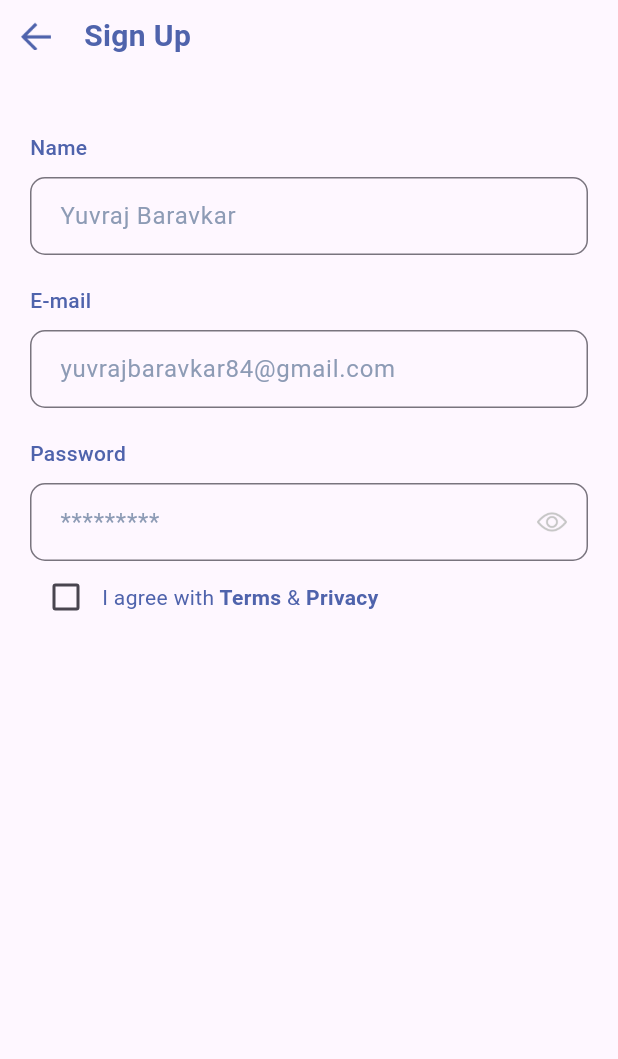
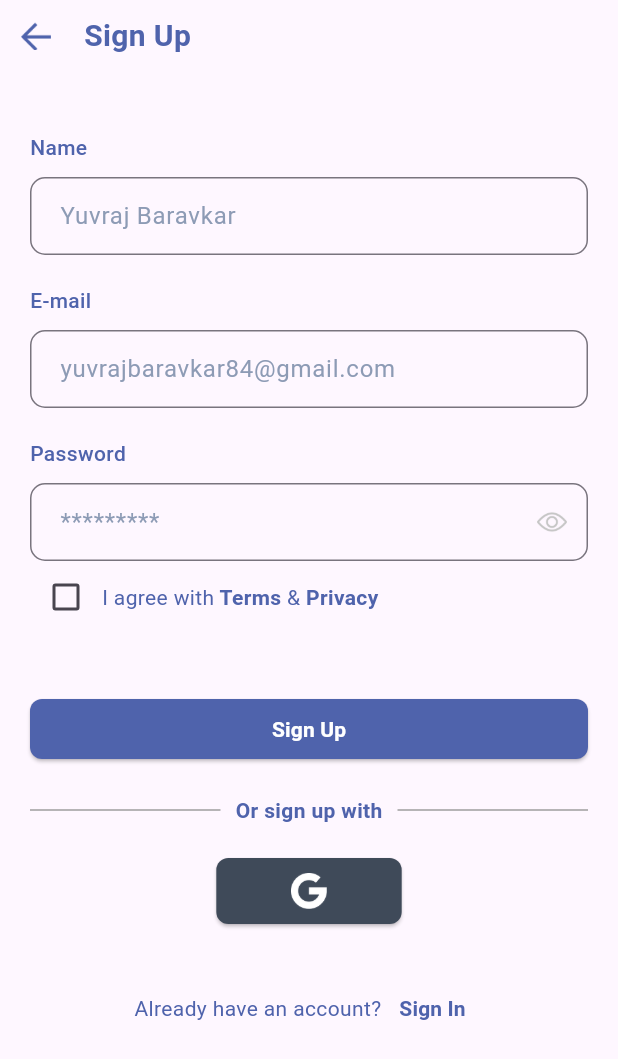
Before and after one commit to yuvraj8411/flutter_listicle, a Flutter app: the screen it shows after launch, after a tap on "Sign Up", on a phone screen of 412 x 824 dp. Shown: the top 1059 px of the screen. Run offline on Flutter 3.47's test engine with Material 3 defaults, Android fonts, the phone set to English and light mode, and no system bars.

Commit message:
#Implementation of Sign Up screen done

```diff
--- a/lib/component/custom_button.dart
+++ b/lib/component/custom_button.dart
@@ -4,32 +4,50 @@ import 'package:listicle/utilities/constant.dart';
 class CustomButton extends StatelessWidget {
   final String text;
   final VoidCallback onPressed;
+  final bool? showButtonTitle;
+  final Color? backgroundColor;
 
   const CustomButton({
     Key? key,
     required this.text,
     required this.onPressed,
+    this.showButtonTitle = true,
+    this.backgroundColor = AppColors.blue,
   }) : super(key: key);
 
   @override
   Widget build(BuildContext context) {
     return SizedBox(
-      width: double.infinity,
+      width: (showButtonTitle ?? false)
+          ? double.infinity
+          : MediaQuery.of(context).size.width * 0.3,
       child: ElevatedButton(
         style: ElevatedButton.styleFrom(
-          backgroundColor: AppColors.blue,
+          backgroundColor: backgroundColor,
           padding: const EdgeInsets.all(10.0),
           shape: RoundedRectangleBorder(
             borderRadius: BorderRadius.circular(8.0),
           ),
         ),
         onPressed: onPressed,
-        child: Text(
-          text,
-          style: const TextStyle(
-            color: Colors.white,
-            fontWeight: FontWeight.bold,
-          ),
+        child: Row(
+          mainAxisAlignment: MainAxisAlignment.center,
+          mainAxisSize: MainAxisSize.min,
+          children: [
+            (showButtonTitle ?? false)
+                ? Text(
+                    text,
+                    style: const TextStyle(
+                      color: Colors.white,
+                      fontWeight: FontWeight.bold,
+                    ),
+                  )
+                : Image.asset(
+                    'assets/google.png',
+                    width: 24,
+                    height: 24,
+                  )
+          ],
         ),
       ),
     );
--- a/lib/screen/sign_up_screen.dart
+++ b/lib/screen/sign_up_screen.dart
@@ -1,4 +1,5 @@
 import 'package:flutter/material.dart';
+import 'package:listicle/component/custom_button.dart';
 import 'package:listicle/utilities/constant.dart';
 import 'package:listicle/widget/checkbox.dart';
 import 'package:listicle/widget/text_field.dart';
@@ -28,28 +29,28 @@ class SignUpScreen extends StatelessWidget {
               ],
             ),
             const SizedBox(height: 20),
-            const Padding(
-              padding: EdgeInsets.only(left: 20, right: 20, top: 20),
+            Padding(
+              padding: const EdgeInsets.only(left: 20, right: 20, top: 20),
               child: Column(
                 mainAxisAlignment: MainAxisAlignment.center,
                 children: [
-                  CustomTextField(
+                  const CustomTextField(
                     label: 'Name',
                     hintText: 'Yuvraj Baravkar',
                   ),
-                  SizedBox(height: 20),
-                  CustomTextField(
+                  const SizedBox(height: 20),
+                  const CustomTextField(
                     label: 'E-mail',
                     hintText: 'yuvrajbaravkar84@gmail.com',
                     keyboardType: TextInputType.emailAddress,
                   ),
                   SizedBox(height: 20),
-                  CustomTextField(
+                  const CustomTextField(
                     label: 'Password',
                     hintText: '*********',
                     obscureText: true,
                   ),
-                  Row(
+                  const Row(
                     children: [
                       CustomCheckbox(
                         label: "",
@@ -69,9 +70,69 @@ class SignUpScreen extends StatelessWidget {
                       Text(
                         ' Privacy',
                         style: AppTextStyles.checkBoxLabelTextBold,
-                      )
+                      ),
                     ],
-                  )
+                  ),
+                  const SizedBox(height: 40),
+                  CustomButton(
+                    text: 'Sign Up',
+                    onPressed: () {
+                      Navigator.push(
+                        context,
+                        MaterialPageRoute(
+                            builder: (context) => const SignUpScreen()),
+                      );
+                    },
+                  ),
+                  const SizedBox(height: 20),
+                  const Row(
+                    children: [
+                      Expanded(
+                        child: Divider(
+                          thickness: 1,
+                          color: Colors.grey,
+                          endIndent: 10,
+                        ),
+                      ),
+                      Text(
+                        "Or sign up with",
+                        style: AppTextStyles.checkBoxLabelTextBold,
+                      ),
+                      Expanded(
+                        child: Divider(
+                          thickness: 1,
+                          color: Colors.grey,
+                          indent: 10,
+                        ),
+                      ),
+                    ],
+                  ),
+                  const SizedBox(height: 20),
+                  CustomButton(
+                    backgroundColor: AppColors.darkGrey,
+                    showButtonTitle: false,
+                    text: '',
+                    onPressed: () {},
+                  ),
+                  const SizedBox(height: 30),
+                  Row(
+                    mainAxisAlignment: MainAxisAlignment.center,
+                    children: [
+                      const Text(
+                        'Already have an account?',
+                        style: AppTextStyles.checkBoxLabelText,
+                      ),
+                      TextButton(
+                        onPressed: () {
+                          Navigator.pop(context);
+                        },
+                        child: const Text(
+                          'Sign In',
+                          style: AppTextStyles.checkBoxLabelTextBold,
+                        ),
+                      ),
+                    ],
+                  ),
                 ],
               ),
             ),
--- a/lib/widget/checkbox.dart
+++ b/lib/widget/checkbox.dart
@@ -1,5 +1,4 @@
 import 'package:flutter/material.dart';
-import 'package:listicle/utilities/constant.dart';
 
 class CustomCheckbox extends StatefulWidget {
   final String label;
```
